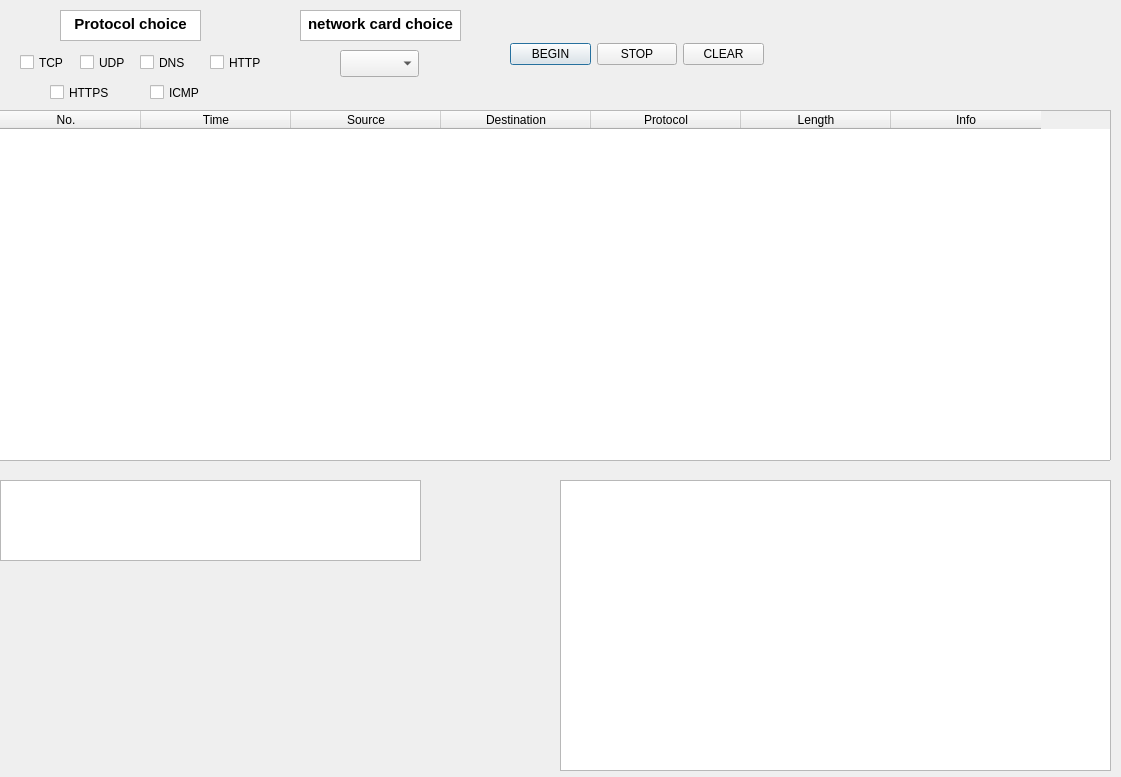
The window that show.ui (HanJinChi/net) describes before a commit, drawn with Qt 5.
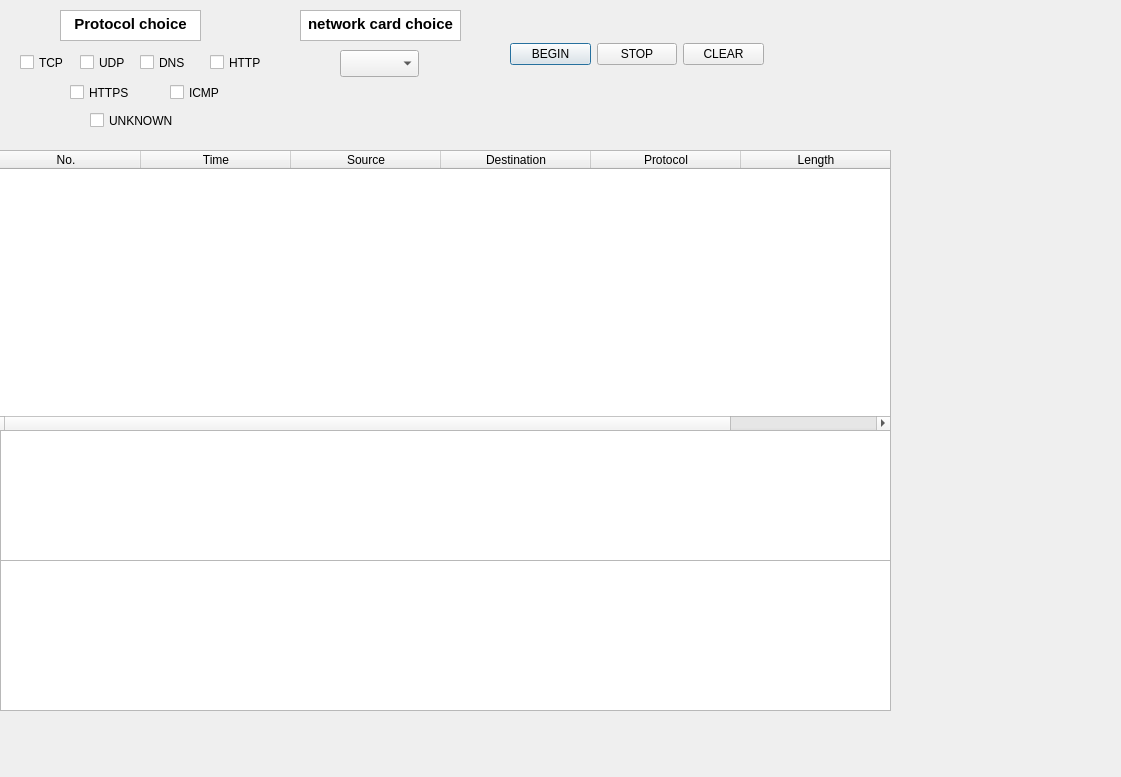
The same window after the commit.

```diff
--- a/show.ui
+++ b/show.ui
@@ -20,9 +20,9 @@
    <property name="geometry">
     <rect>
      <x>-10</x>
-     <y>110</y>
-     <width>1121</width>
-     <height>351</height>
+     <y>150</y>
+     <width>901</width>
+     <height>281</height>
     </rect>
    </property>
    <property name="focusPolicy">
@@ -78,11 +78,6 @@
      <string>Length</string>
     </property>
    </column>
-   <column>
-    <property name="text">
-     <string>Info</string>
-    </property>
-   </column>
   </widget>
   <widget class="QWidget" name="horizontalLayoutWidget">
    <property name="geometry">
@@ -95,7 +90,7 @@
    </property>
    <layout class="QHBoxLayout" name="horizontalLayout">
     <item>
-     <widget class="QPushButton" name="exec">
+     <widget class="QPushButton" name="begin">
       <property name="text">
        <string>BEGIN</string>
       </property>
@@ -109,7 +104,7 @@
      </widget>
     </item>
     <item>
-     <widget class="QPushButton" name="begin">
+     <widget class="QPushButton" name="clear">
       <property name="toolTipDuration">
        <number>0</number>
       </property>
@@ -124,19 +119,19 @@
    <property name="geometry">
     <rect>
      <x>0</x>
-     <y>480</y>
-     <width>421</width>
-     <height>81</height>
+     <y>430</y>
+     <width>891</width>
+     <height>131</height>
     </rect>
    </property>
   </widget>
   <widget class="QTextBrowser" name="packContent2">
    <property name="geometry">
     <rect>
-     <x>560</x>
-     <y>480</y>
-     <width>551</width>
-     <height>291</height>
+     <x>0</x>
+     <y>560</y>
+     <width>891</width>
+     <height>151</height>
     </rect>
    </property>
   </widget>
@@ -195,7 +190,7 @@
   <widget class="QCheckBox" name="HTTPS">
    <property name="geometry">
     <rect>
-     <x>50</x>
+     <x>70</x>
      <y>80</y>
      <width>101</width>
      <height>25</height>
@@ -208,7 +203,7 @@
   <widget class="QCheckBox" name="ICMP">
    <property name="geometry">
     <rect>
-     <x>150</x>
+     <x>170</x>
      <y>80</y>
      <width>101</width>
      <height>25</height>
@@ -262,6 +257,19 @@
 &lt;p align=&quot;center&quot; style=&quot; margin-top:0px; margin-bottom:0px; margin-left:0px; margin-right:0px; -qt-block-indent:0; text-indent:0px;&quot;&gt;&lt;span style=&quot; font-weight:600;&quot;&gt;network card choice&lt;/span&gt;&lt;/p&gt;&lt;/body&gt;&lt;/html&gt;</string>
    </property>
   </widget>
+  <widget class="QCheckBox" name="UNKNOWN">
+   <property name="geometry">
+    <rect>
+     <x>90</x>
+     <y>110</y>
+     <width>111</width>
+     <height>21</height>
+    </rect>
+   </property>
+   <property name="text">
+    <string>UNKNOWN</string>
+   </property>
+  </widget>
  </widget>
  <resources/>
  <connections/>
```
Left out of the diff: 4 changed lines with no effect on the pictures.
